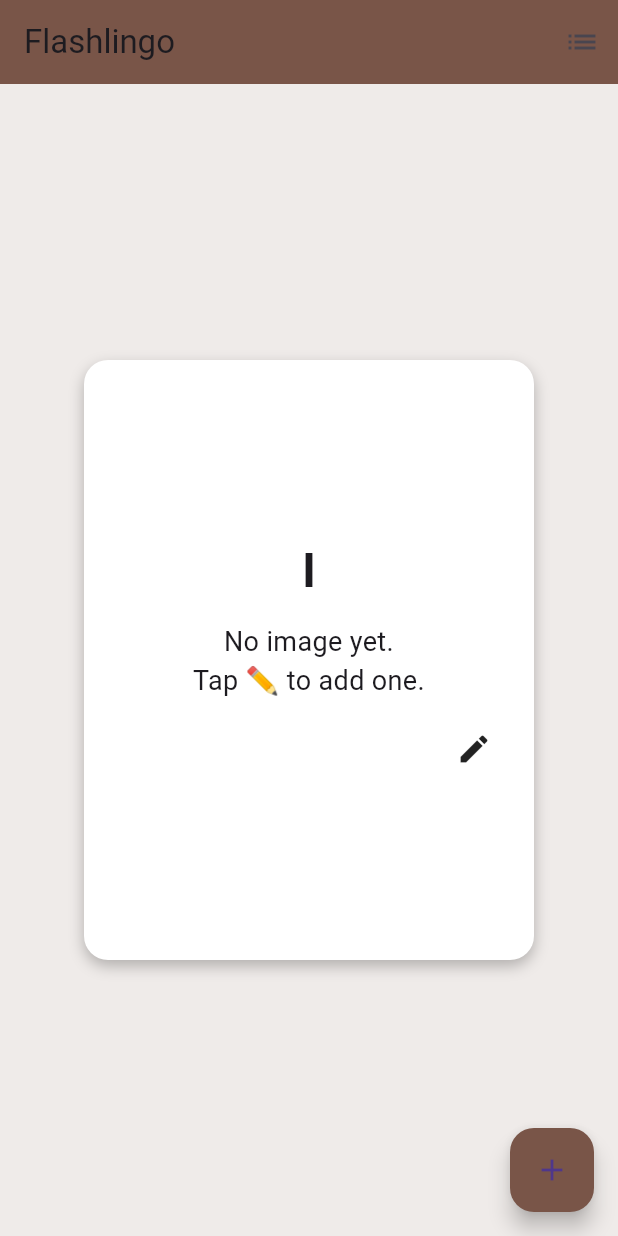
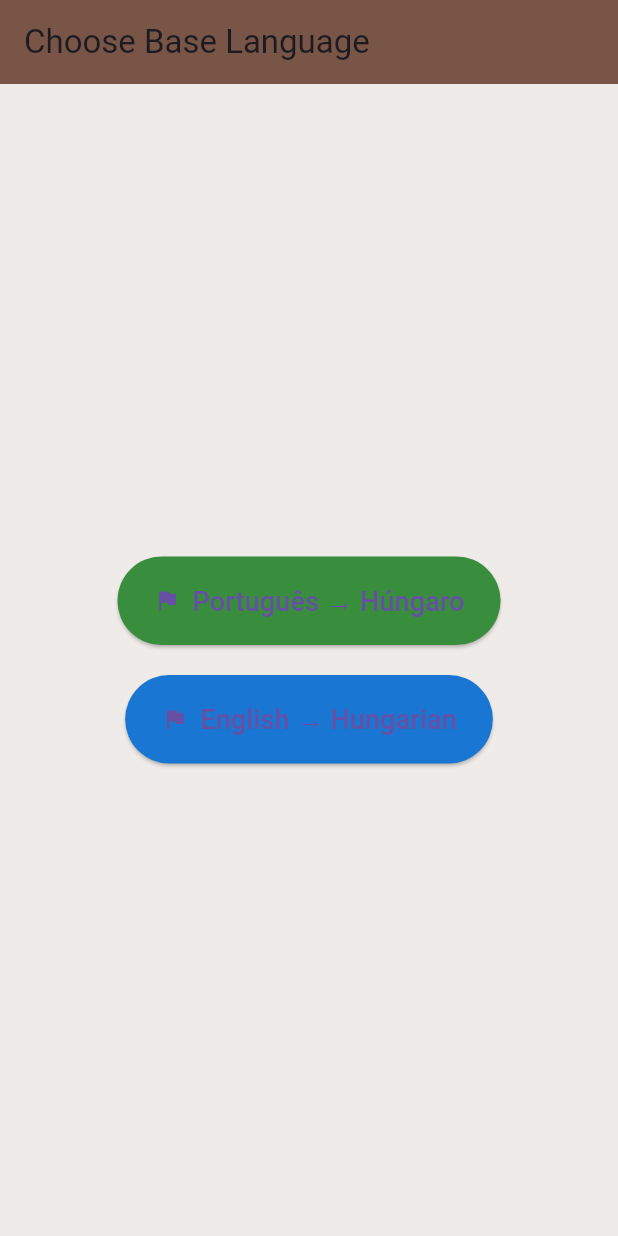
Before and after one commit to AmonBrollo/FlashLingo, a Flutter app: the screen it shows after launch, on a phone screen of 412 x 824 dp. Run offline on Flutter 3.47's test engine with Material 3 defaults, Android fonts, the phone set to English and light mode, and no system bars; our stand-ins replace image_picker.

Commit message:
🟩 Added Brazilian as base language.

```diff
--- a/lib/main.dart
+++ b/lib/main.dart
@@ -1,5 +1,6 @@
 import 'dart:io';
 import 'dart:convert';
+import 'package:flashlingo/screens/language_selector_screen.dart';
 import 'package:flutter/material.dart';
 import 'package:flutter/services.dart' show rootBundle;
 import 'package:image_picker/image_picker.dart';
@@ -18,14 +19,16 @@ class FlashcardApp extends StatelessWidget {
   @override
   Widget build(BuildContext context) {
     return const MaterialApp(
-      home: FlashcardScreen(),
+      home: LanguageSelectorScreen(),
       debugShowCheckedModeBanner: false,
     );
   }
 }
 
 class FlashcardScreen extends StatefulWidget {
-  const FlashcardScreen({super.key});
+  final String baseLanguage;
+
+  const FlashcardScreen({super.key, required this.baseLanguage});
 
   @override
   State<FlashcardScreen> createState() => _FlashcardScreenState();
@@ -80,6 +83,7 @@ class _FlashcardScreenState extends State<FlashcardScreen> {
         final current = flashcards[currentIndex];
         flashcards[currentIndex] = Flashcard(
           english: current.english,
+          portuguese: current.portuguese,
           hungarian: current.hungarian,
           imagePath: pickedFile.path,
         );
@@ -131,6 +135,7 @@ class _FlashcardScreenState extends State<FlashcardScreen> {
                     isFlipped = false;
                   });
                 },
+                baseLanguage: widget.baseLanguage,
               ),
             ),
           );
@@ -240,7 +245,10 @@ class _FlashcardScreenState extends State<FlashcardScreen> {
                                       : Column(
                                           children: [
                                             Text(
-                                              flashcard.english,
+                                              widget.baseLanguage ==
+                                                      "portuguese"
+                                                  ? flashcard.portuguese
+                                                  : flashcard.english,
                                               style: const TextStyle(
                                                 fontSize: 32,
                                                 fontWeight: FontWeight.bold,
--- a/lib/models/flashcard.dart
+++ b/lib/models/flashcard.dart
@@ -1,10 +1,12 @@
 class Flashcard {
   final String english;
+  final String portuguese;
   final String hungarian;
   final String? imagePath;
 
   Flashcard({
     required this.english,
+    required this.portuguese,
     required this.hungarian,
     required this.imagePath,
   });
@@ -12,6 +14,7 @@ class Flashcard {
   factory Flashcard.fromJson(Map<String, dynamic> json) {
     return Flashcard(
       english: json['english'],
+      portuguese: json['portuguese'],
       hungarian: json['hungarian'],
       imagePath: null,
     );
--- /dev/null
+++ b/lib/screens/language_selector_screen.dart
@@ -0,0 +1,69 @@
+import 'package:flashlingo/main.dart';
+import 'package:flutter/material.dart';
+
+class LanguageSelectorScreen extends StatelessWidget {
+  const LanguageSelectorScreen({super.key});
+
+  @override
+  Widget build(BuildContext context) {
+    return Scaffold(
+      backgroundColor: Colors.brown[50],
+      appBar: AppBar(
+        title: const Text("Choose Base Language"),
+        backgroundColor: Colors.brown,
+      ),
+      body: Center(
+        child: Column(
+          mainAxisAlignment: MainAxisAlignment.center,
+          children: [
+            ElevatedButton.icon(
+              style: ElevatedButton.styleFrom(
+                backgroundColor: Colors.green[700],
+                padding: const EdgeInsets.symmetric(
+                  horizontal: 24,
+                  vertical: 16,
+                ),
+              ),
+              icon: const Icon(Icons.flag),
+              label: const Text(
+                "Português → Húngaro",
+                style: TextStyle(fontSize: 18),
+              ),
+              onPressed: () {
+                Navigator.pushReplacement(
+                  context,
+                  MaterialPageRoute(
+                    builder: (_) => FlashcardScreen(baseLanguage: "portuguese"),
+                  ),
+                );
+              },
+            ),
+            const SizedBox(height: 20),
+            ElevatedButton.icon(
+              style: ElevatedButton.styleFrom(
+                backgroundColor: Colors.blue[700],
+                padding: const EdgeInsets.symmetric(
+                  horizontal: 24,
+                  vertical: 16,
+                ),
+              ),
+              icon: const Icon(Icons.flag),
+              label: const Text(
+                "English → Hungarian",
+                style: TextStyle(fontSize: 18),
+              ),
+              onPressed: () {
+                Navigator.pushReplacement(
+                  context,
+                  MaterialPageRoute(
+                    builder: (_) => FlashcardScreen(baseLanguage: "english"),
+                  ),
+                );
+              },
+            ),
+          ],
+        ),
+      ),
+    );
+  }
+}
```
Also changed, not shown: assets/data/flashcards.json (+64 -0 lines), lib/screens/add_flashcard_screen.dart (+21 -8 lines).
